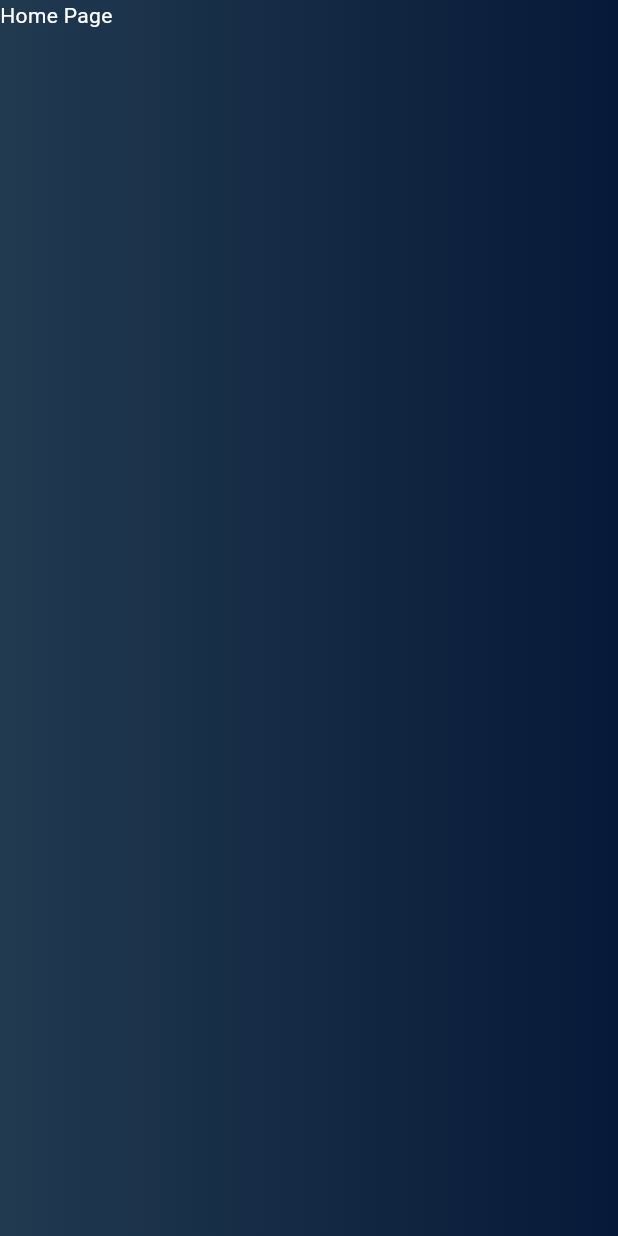
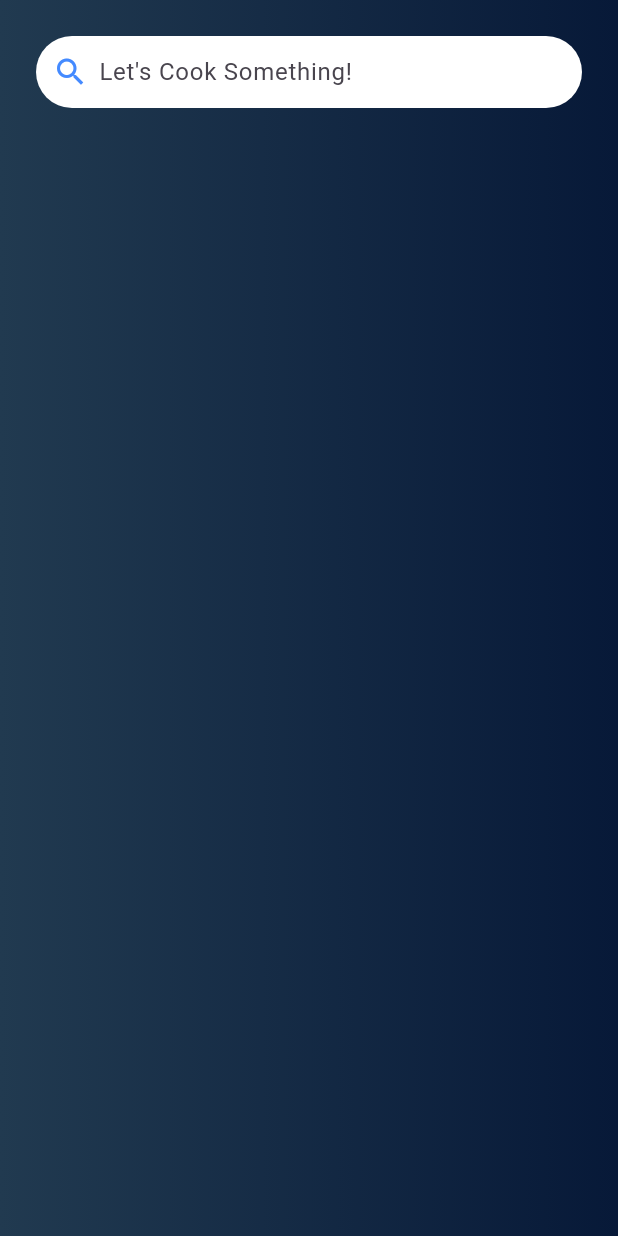
Before and after one commit to AbhinavKrShukla/food_recipe_app, a Flutter app: the screen it shows after launch, on a phone screen of 412 x 824 dp. Run offline on Flutter 3.47's test engine with Material 3 defaults, Android fonts, the phone set to English and light mode, and no system bars.

Commit message:
Added Search Bar - in Home() page.

```diff
--- a/lib/home.dart
+++ b/lib/home.dart
@@ -8,6 +8,10 @@ class Home extends StatefulWidget {
 }
 
 class _HomeState extends State<Home> {
+
+  // Text Controllers
+  TextEditingController searchController = new TextEditingController();
+
   @override
   Widget build(BuildContext context) {
     return Scaffold(
@@ -28,7 +32,53 @@ class _HomeState extends State<Home> {
           ),
 
           // foreground
-          const SafeArea(child: Text('Home Page', style: TextStyle(color: Colors.white),))
+          Column(
+            children: [
+
+              // Search Bar
+              SafeArea(
+                child: Container(
+                  padding: const EdgeInsets.symmetric(horizontal: 8),
+                  margin: const EdgeInsets.symmetric(horizontal: 24, vertical: 24),
+                  decoration: BoxDecoration(
+                    color: Colors.white,
+                    borderRadius: BorderRadius.circular(24)
+                  ),
+                  child: Row(
+                    children: [
+                      GestureDetector(
+                        onTap: (){
+                          if ((searchController.text).replaceAll(' ', '').isEmpty){
+                            print("Blank Search");
+                          } else {
+                            // Navigator.pushReplacementNamed(context, routeName)
+                          }
+                        },
+                        child: Container(
+                          margin: const EdgeInsets.fromLTRB(3, 0, 7, 0),
+                          child: const Icon(
+                            Icons.search,
+                            color: Colors.blueAccent,
+                          ),
+                        ),
+                      ),
+
+                      Expanded(child: TextField(
+                        controller: searchController,
+                        decoration: const InputDecoration(
+                          border: InputBorder.none, hintText: "Let's Cook Something!"
+                        ),
+                      ))
+                    ],
+                  ),
+                ),
+              )
+              // Search bar ----------
+
+
+
+            ],
+          )
         ],
       )
     );
```
